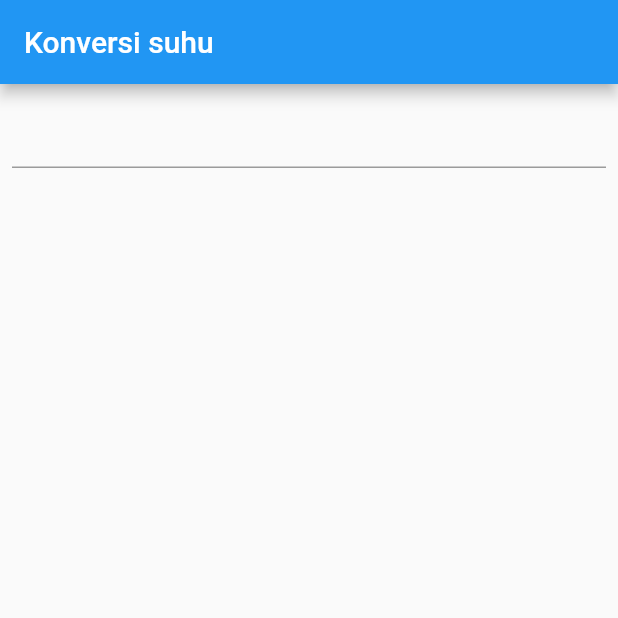
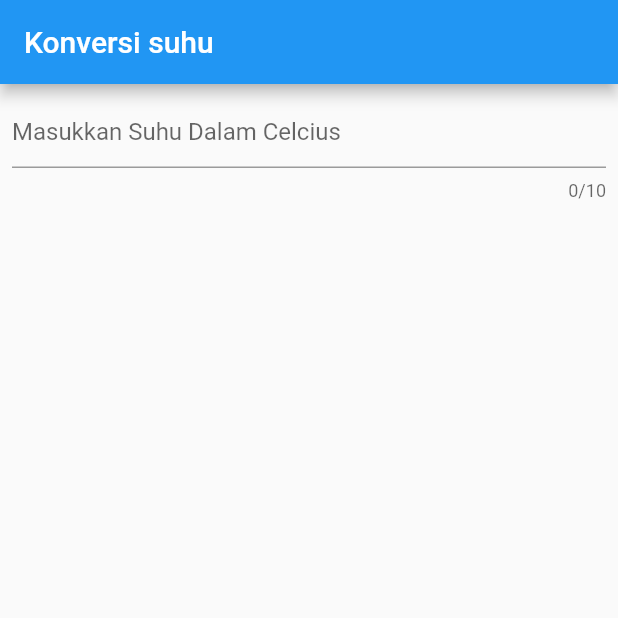
Before and after one commit to dhikaainul/konversi-suhu-v2, a Flutter app: the screen it shows after launch, on a phone screen of 412 x 824 dp, the top half of it. Run offline on Flutter 3.47's test engine with Material 2 defaults, Android fonts, the phone set to English and light mode, and no system bars.

Commit message:
add wrapping, hint, validator and keyboard number

```diff
--- a/statefull_widget_project/lib/main.dart
+++ b/statefull_widget_project/lib/main.dart
@@ -1,4 +1,5 @@
 import 'package:flutter/material.dart';
+import 'package:flutter/services.dart';
 
 void main() {
   runApp(MyApp());
@@ -20,9 +21,34 @@ class MyApp extends StatelessWidget {
         ),
         body: Container(
           margin: EdgeInsets.all(8),
-          child: TextFormField(),
+          child: Column(
+            children: [
+              TextFormField(
+                decoration: InputDecoration(
+                  hintText: 'Masukkan Suhu Dalam Celcius',
+                ),
+                keyboardType: TextInputType.number,
+                maxLength: 10,
+                validator: numberValidator,
+                inputFormatters: <TextInputFormatter>[
+                  FilteringTextInputFormatter.digitsOnly
+                ],
+              ),
+            ],
+          ),
         ),
       ),
     );
   }
+
+  String numberValidator(String value) {
+    if (value == null) {
+      return null;
+    }
+    final n = num.tryParse(value);
+    if (n == null) {
+      return '"$value" is not a valid number';
+    }
+    return null;
+  }
 }
```
